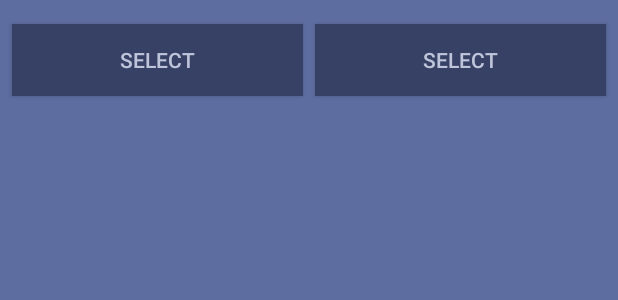
After one commit to harriscreativity/superhero, an Android app: the layout activity_compare.xml on its own in the app's theme, with its tools: preview values and no code run, on a phone screen of 412 x 824 dp. The commit adds this screen. Shown: the top 300 px of the screen. Run offline under Robolectric (Android 15) with nearby library versions, the phone set to English and light mode, and no system bars.

Commit message:
compare superhero powers

```diff
--- a/app/src/main/java/co/za/immedia/superhero/MyApplication.kt
+++ b/app/src/main/java/co/za/immedia/superhero/MyApplication.kt
@@ -1,6 +1,7 @@
 package co.za.immedia.superhero
 
 import android.app.Application
+import co.za.immedia.superhero.Model.SuperHeroModel
 import co.za.immedia.superhero.Model.SuperHeroRealmModel
 import io.realm.Realm
 import io.realm.kotlin.createObject
@@ -9,6 +10,9 @@ import io.realm.kotlin.where
 
 class MyApplication : Application() {
 
+    companion object {
+        val compareItems = mutableListOf<SuperHeroModel>()
+    }
 
     override fun onCreate() {
         super.onCreate()
@@ -16,6 +20,7 @@ class MyApplication : Application() {
         Realm.init(this)
         // Open the realm for the UI thread.
     }
+
 
     fun InsertData(param: SuperHeroRealmModel,realm: Realm){
 
--- /dev/null
+++ b/app/src/main/res/drawable/ic_add_big.xml
@@ -0,0 +1,9 @@
+<vector android:height="100dp"
+    android:viewportHeight="24"
+    android:viewportWidth="24"
+    android:width="100dp"
+    xmlns:android="http://schemas.android.com/apk/res/android">
+    <path
+        android:fillColor="#000000"
+        android:pathData="M18,13h-5v5c0,0.55 -0.45,1 -1,1s-1,-0.45 -1,-1v-5H6c-0.55,0 -1,-0.45 -1,-1s0.45,-1 1,-1h5V6c0,-0.55 0.45,-1 1,-1s1,0.45 1,1v5h5c0.55,0 1,0.45 1,1s-0.45,1 -1,1z" />
+</vector>
--- /dev/null
+++ b/app/src/main/res/layout/activity_compare.xml
@@ -0,0 +1,158 @@
+<?xml version="1.0" encoding="utf-8"?>
+<androidx.constraintlayout.widget.ConstraintLayout xmlns:android="http://schemas.android.com/apk/res/android"
+    xmlns:app="http://schemas.android.com/apk/res-auto"
+    xmlns:tools="http://schemas.android.com/tools"
+    android:layout_width="match_parent"
+    android:layout_height="match_parent"
+    tools:context=".CompareActivity">
+
+    <androidx.core.widget.NestedScrollView
+        android:id="@+id/scroller"
+        android:layout_width="match_parent"
+        android:layout_height="match_parent"
+        android:fillViewport="true">
+
+        <LinearLayout
+            android:layout_width="match_parent"
+            android:layout_height="wrap_content"
+            android:orientation="vertical">
+
+            <androidx.constraintlayout.widget.ConstraintLayout
+                android:layout_width="match_parent"
+                android:layout_height="wrap_content">
+
+                <Button
+                    android:id="@+id/addCompareOne"
+                    android:layout_width="0dp"
+                    android:layout_height="wrap_content"
+                    android:layout_marginStart="8dp"
+                    android:layout_marginTop="16dp"
+                    android:layout_marginEnd="4dp"
+                    android:layout_marginBottom="16dp"
+                    android:background="@color/colorPrimaryDark"
+                    android:contentDescription="@string/imageText"
+                    android:onClick="addCompareOne"
+                    android:text="@string/select"
+                    app:layout_constraintBottom_toBottomOf="parent"
+                    app:layout_constraintEnd_toStartOf="@+id/addCompareTwo"
+                    app:layout_constraintStart_toStartOf="parent"
+                    app:layout_constraintTop_toTopOf="parent"
+                    app:srcCompat="@drawable/ic_add_big" />
+
+                <Button
+                    android:id="@+id/addCompareTwo"
+                    android:layout_width="0dp"
+                    android:layout_height="wrap_content"
+                    android:layout_marginStart="4dp"
+                    android:layout_marginTop="16dp"
+                    android:layout_marginEnd="8dp"
+                    android:layout_marginBottom="16dp"
+                    android:background="@color/colorPrimaryDark"
+                    android:contentDescription="@string/detailimage"
+                    android:onClick="addCompareTwo"
+                    android:text="@string/select"
+                    app:layout_constraintBottom_toBottomOf="parent"
+                    app:layout_constraintEnd_toEndOf="parent"
+                    app:layout_constraintStart_toEndOf="@+id/addCompareOne"
+                    app:layout_constraintTop_toTopOf="parent"
+                    app:srcCompat="@drawable/ic_add_big" />
+            </androidx.constraintlayout.widget.ConstraintLayout>
+
+            <androidx.constraintlayout.widget.ConstraintLayout
+                android:id="@+id/heroContainer"
+                android:layout_width="match_parent"
+                android:layout_height="wrap_content"
+                android:visibility="gone">
+
+                <include
+                    android:id="@+id/compareContainerOne"
+                    layout="@layout/compare_item"
+                    android:layout_width="0dp"
+                    android:layout_height="wrap_content"
+                    android:layout_marginStart="8dp"
+                    android:layout_marginTop="8dp"
+                    android:layout_marginEnd="4dp"
+                    app:layout_constraintBottom_toBottomOf="parent"
+                    app:layout_constraintEnd_toStartOf="@+id/compareContainerTwo"
+                    app:layout_constraintStart_toStartOf="parent"
+                    app:layout_constraintTop_toTopOf="parent" />
+
+                <include
+                    android:id="@+id/compareContainerTwo"
+                    layout="@layout/compare_item"
+                    android:layout_width="0dp"
+                    android:layout_height="wrap_content"
+                    android:layout_marginStart="4dp"
+                    android:layout_marginTop="8dp"
+                    android:layout_marginEnd="8dp"
+                    app:layout_constraintBottom_toBottomOf="parent"
+                    app:layout_constraintEnd_toEndOf="parent"
+                    app:layout_constraintStart_toEndOf="@+id/compareContainerOne"
+                    app:layout_constraintTop_toTopOf="parent" />
+            </androidx.constraintlayout.widget.ConstraintLayout>
+
+            <androidx.constraintlayout.widget.ConstraintLayout
+                android:id="@+id/scoreContainer"
+                android:layout_width="match_parent"
+                android:layout_height="match_parent"
+                android:visibility="gone">
+
+                <TextView
+                    android:id="@+id/scoreTitle"
+                    android:layout_width="wrap_content"
+                    android:layout_height="wrap_content"
+                    android:layout_marginStart="16dp"
+                    android:layout_marginTop="24dp"
+                    android:layout_marginEnd="16dp"
+                    android:text="@string/overall_score"
+                    android:textAppearance="@style/TextAppearance.AppCompat.Medium"
+                    android:textSize="24sp"
+                    android:textStyle="bold"
+                    app:layout_constraintEnd_toEndOf="parent"
+                    app:layout_constraintStart_toStartOf="parent"
+                    app:layout_constraintTop_toTopOf="parent" />
+
+                <View
+                    android:id="@+id/divider2"
+                    android:layout_width="1dp"
+                    android:layout_height="60dp"
+                    android:layout_marginTop="16dp"
+                    android:background="@color/textPrimaryColorDark"
+                    app:layout_constraintEnd_toEndOf="parent"
+                    app:layout_constraintStart_toStartOf="parent"
+                    app:layout_constraintTop_toBottomOf="@+id/scoreTitle" />
+
+                <TextView
+                    android:id="@+id/firstScore"
+                    android:layout_width="0dp"
+                    android:layout_height="wrap_content"
+                    android:layout_marginEnd="16dp"
+                    android:text="@string/placeholderTxt"
+                    android:textAlignment="textEnd"
+                    android:textAppearance="@style/TextAppearance.AppCompat.Large"
+                    android:textSize="30sp"
+                    android:textStyle="bold"
+                    app:layout_constraintBottom_toBottomOf="@+id/divider2"
+                    app:layout_constraintEnd_toStartOf="@+id/divider2"
+                    app:layout_constraintStart_toStartOf="parent"
+                    app:layout_constraintTop_toTopOf="@+id/divider2" />
+
+                <TextView
+                    android:id="@+id/secondScore"
+                    android:layout_width="0dp"
+                    android:layout_height="wrap_content"
+                    android:layout_marginStart="16dp"
+                    android:text="@string/placeholderTxt"
+                    android:textAppearance="@style/TextAppearance.AppCompat.Large"
+                    android:textSize="30sp"
+                    android:textStyle="bold"
+                    app:layout_constraintBottom_toBottomOf="@+id/divider2"
+                    app:layout_constraintEnd_toEndOf="parent"
+                    app:layout_constraintStart_toEndOf="@+id/divider2"
+                    app:layout_constraintTop_toTopOf="@+id/divider2" />
+
+            </androidx.constraintlayout.widget.ConstraintLayout>
+
+        </LinearLayout>
+    </androidx.core.widget.NestedScrollView>
+</androidx.constraintlayout.widget.ConstraintLayout>
--- a/app/src/main/res/layout/activity_search.xml
+++ b/app/src/main/res/layout/activity_search.xml
@@ -51,7 +51,7 @@
             android:id="@+id/searchbar"
             android:layout_width="match_parent"
             android:layout_height="match_parent"
-            android:background="#FFF"
+            android:background="@color/colorPrimaryDark"
             android:queryHint="Type your superhero name" />
     </androidx.cardview.widget.CardView>
 
--- a/app/src/main/res/values/strings.xml
+++ b/app/src/main/res/values/strings.xml
@@ -31,4 +31,12 @@
     <string name="biography">BIOGRAPHY</string>
     <string name="appearance">APPEARANCE</string>
     <string name="gender">Gender</string>
+    <string name="btnTxt">Who is the most powerful</string>
+    <string name="placeholder"></string>
+    <string name="imageText">image</string>
+
+    <!-- TODO: Remove or change this placeholder text -->
+    <string name="hello_blank_fragment">Hello blank fragment</string>
+    <string name="select">Select</string>
+    <string name="overall_score">overall score</string>
 </resources>
```
Also changed, not shown: app/src/main/AndroidManifest.xml (+5 -2 lines), app/src/main/java/co/za/immedia/superhero/CompareActivity.kt (added, +109 -0 lines), app/src/main/java/co/za/immedia/superhero/CompareFragment.kt (added, +61 -0 lines), app/src/main/java/co/za/immedia/superhero/CompareTwoFragment.kt (added, +59 -0 lines), app/src/main/java/co/za/immedia/superhero/MainActivity.kt (+25 -7 lines), app/src/main/java/co/za/immedia/superhero/SearchActivity.kt (+52 -9 lines), app/src/main/java/co/za/immedia/superhero/adapters/GridSuperHeroAdapter.kt (+12 -29 lines), app/src/main/java/co/za/immedia/superhero/adapters/PowerSetAdapter.kt (added, +52 -0 lines), app/src/main/res/drawable/ic_add.xml (added, +9 -0 lines), app/src/main/res/layout/activity_main.xml (+23 -5 lines), app/src/main/res/layout/compare_item.xml (added, +41 -0 lines), app/src/main/res/layout/compare_item_powerset.xml (added, +32 -0 lines), app/src/main/res/layout/fragment_compare.xml (added, +13 -0 lines), app/src/main/res/layout/fragment_compare_two.xml (added, +10 -0 lines).
